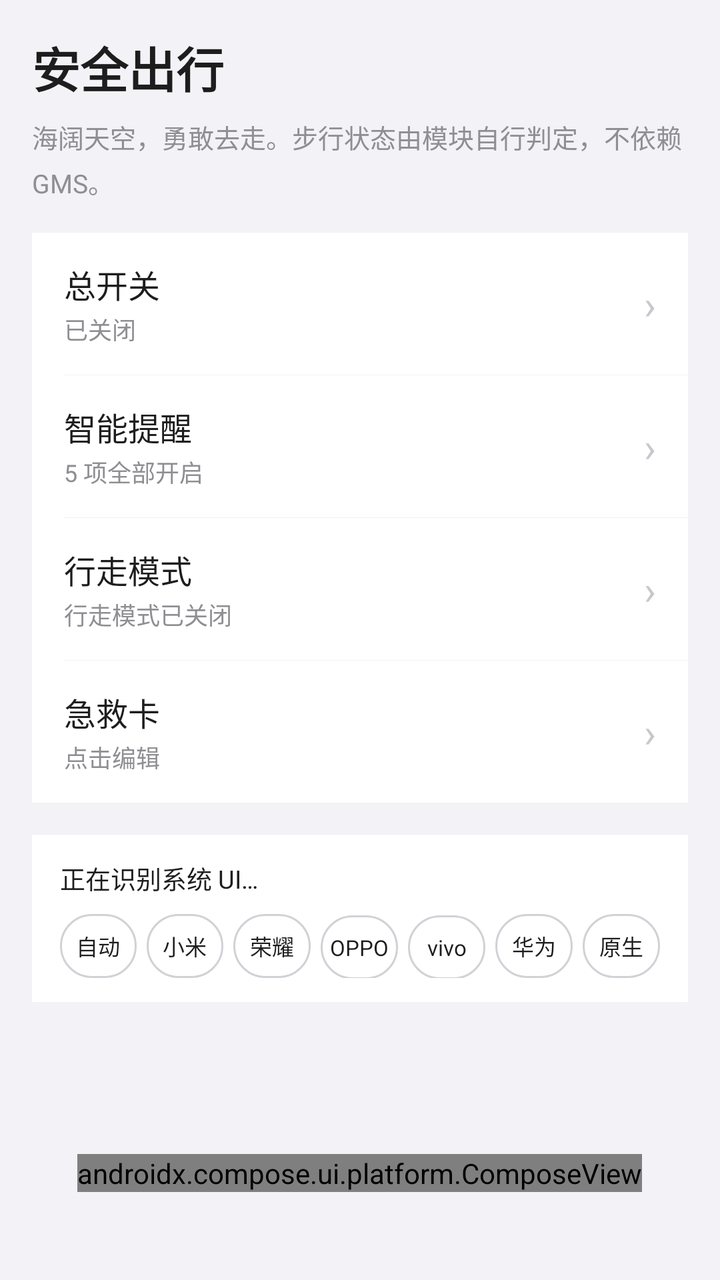
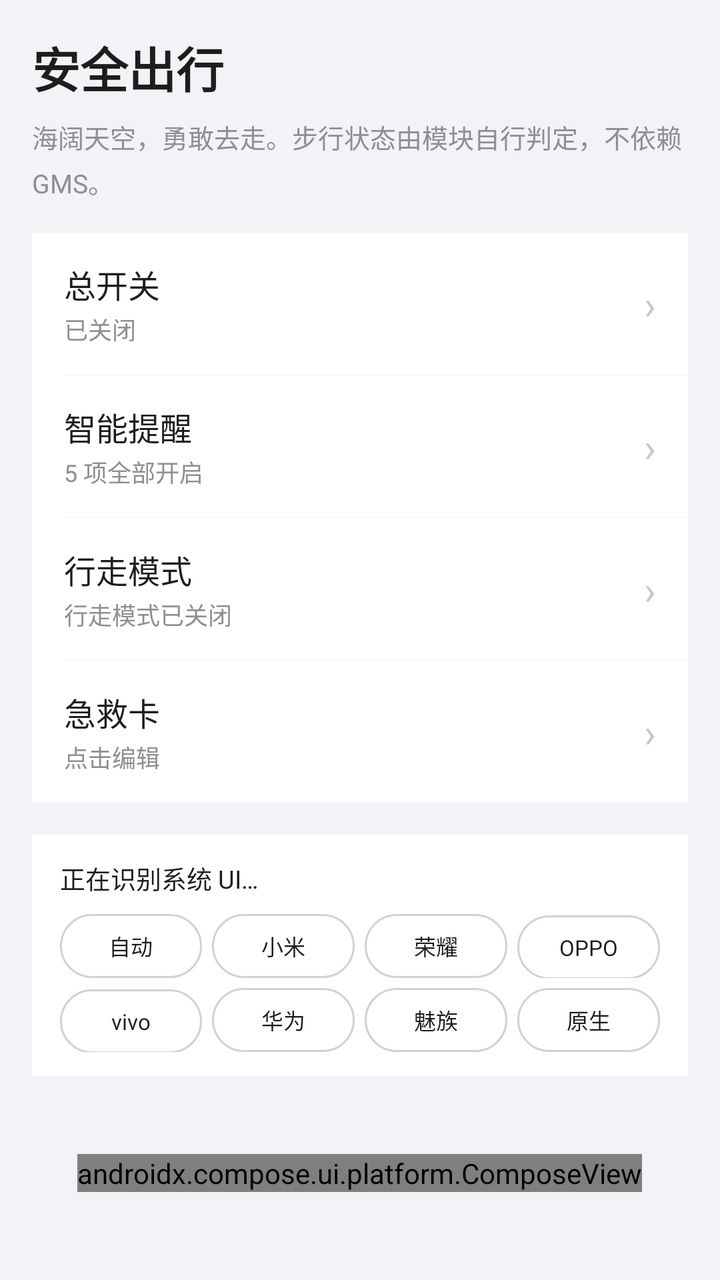

Compare the two renders of this Android layout. The source of the first and the diff that turns it into the second are given below.
<!-- AndroidManifest.xml: activity theme Theme.Safewalk -->
<!-- res/layout/activity_main.xml -->
<?xml version="1.0" encoding="utf-8"?>
<FrameLayout xmlns:android="http://schemas.android.com/apk/res/android"
    xmlns:app="http://schemas.android.com/apk/res-auto"
    android:layout_width="match_parent"
    android:layout_height="match_parent"
    android:background="@color/bg"
    android:fitsSystemWindows="true">

    <FrameLayout
        android:id="@+id/content_frame"
        android:layout_width="match_parent"
        android:layout_height="match_parent">

        
        <ScrollView
            android:id="@+id/page_settings"
            android:layout_width="match_parent"
            android:layout_height="match_parent"
            android:fillViewport="true"
            android:padding="16dp"
            android:paddingTop="40dp"
            android:paddingBottom="110dp">

            <LinearLayout
                android:layout_width="match_parent"
                android:layout_height="wrap_content"
                android:orientation="vertical">

                <TextView
                    android:layout_width="wrap_content"
                    android:layout_height="wrap_content"
                    android:text="安全出行"
                    android:textColor="@color/text_primary"
                    android:textSize="24sp"
                    android:textStyle="bold" />

                <TextView
                    android:layout_width="match_parent"
                    android:layout_height="wrap_content"
                    android:layout_marginTop="8dp"
                    android:text="海阔天空，勇敢去走。步行状态由模块自行判定，不依赖 GMS。"
                    android:lineSpacingExtra="4dp"
                    android:textColor="@color/text_hint"
                    android:textSize="13sp" />

                
                <LinearLayout
                    android:layout_width="match_parent"
                    android:layout_height="wrap_content"
                    android:layout_marginTop="16dp"
                    android:background="@color/card_bg"
                    android:orientation="vertical">

                    <LinearLayout
                        android:id="@+id/tile_enable"
                        android:layout_width="match_parent"
                        android:layout_height="wrap_content"
                        android:background="?android:attr/selectableItemBackground"
                        android:clickable="true"
                        android:focusable="true"
                        android:gravity="center_vertical"
                        android:orientation="horizontal"
                        android:paddingHorizontal="16dp"
                        android:paddingVertical="14dp">

                        <LinearLayout
                            android:layout_width="0dp"
                            android:layout_height="wrap_content"
                            android:layout_weight="1"
                            android:orientation="vertical">

                            <TextView
                                android:layout_width="wrap_content"
                                android:layout_height="wrap_content"
                                android:text="总开关"
                                android:textColor="@color/text_primary"
                                android:textSize="16sp" />

                            <TextView
                                android:id="@+id/tile_enable_status"
                                android:layout_width="match_parent"
                                android:layout_height="wrap_content"
                                android:layout_marginTop="2dp"
                                android:text="已关闭"
                                android:textColor="@color/text_hint"
                                android:textSize="12sp" />
                        </LinearLayout>

                        <TextView
                            android:layout_width="wrap_content"
                            android:layout_height="wrap_content"
                            android:text="›"
                            android:textColor="@color/chevron"
                            android:textSize="20sp" />
                    </LinearLayout>

                    <View
                        android:layout_width="match_parent"
                        android:layout_height="1px"
                        android:layout_marginLeft="16dp"
                        android:background="@color/bg" />

                    <LinearLayout
                        android:id="@+id/tile_smart"
                        android:layout_width="match_parent"
                        android:layout_height="wrap_content"
                        android:background="?android:attr/selectableItemBackground"
                        android:clickable="true"
                        android:focusable="true"
                        android:gravity="center_vertical"
                        android:orientation="horizontal"
                        android:paddingHorizontal="16dp"
                        android:paddingVertical="14dp">

                        <LinearLayout
                            android:layout_width="0dp"
                            android:layout_height="wrap_content"
                            android:layout_weight="1"
                            android:orientation="vertical">

                            <TextView
                                android:layout_width="wrap_content"
                                android:layout_height="wrap_content"
                                android:text="智能提醒"
                                android:textColor="@color/text_primary"
                                android:textSize="16sp" />

                            <TextView
                                android:id="@+id/tile_smart_status"
                                android:layout_width="match_parent"
                                android:layout_height="wrap_content"
                                android:layout_marginTop="2dp"
                                android:text="5 项全部开启"
                                android:textColor="@color/text_hint"
                                android:textSize="12sp" />
                        </LinearLayout>

                        <TextView
                            android:layout_width="wrap_content"
                            android:layout_height="wrap_content"
                            android:text="›"
                            android:textColor="@color/chevron"
                            android:textSize="20sp" />
                    </LinearLayout>

                    <View
                        android:layout_width="match_parent"
                        android:layout_height="1px"
                        android:layout_marginLeft="16dp"
                        android:background="@color/bg" />

                    <LinearLayout
                        android:id="@+id/tile_walk"
                        android:layout_width="match_parent"
                        android:layout_height="wrap_content"
                        android:background="?android:attr/selectableItemBackground"
                        android:clickable="true"
                        android:focusable="true"
                        android:gravity="center_vertical"
                        android:orientation="horizontal"
                        android:paddingHorizontal="16dp"
                        android:paddingVertical="14dp">

                        <LinearLayout
                            android:layout_width="0dp"
                            android:layout_height="wrap_content"
                            android:layout_weight="1"
                            android:orientation="vertical">

                            <TextView
                                android:layout_width="wrap_content"
                                android:layout_height="wrap_content"
                                android:text="行走模式"
                                android:textColor="@color/text_primary"
                                android:textSize="16sp" />

                            <TextView
                                android:id="@+id/tile_walk_status"
                                android:layout_width="match_parent"
                                android:layout_height="wrap_content"
                                android:layout_marginTop="2dp"
                                android:text="行走模式已关闭"
                                android:textColor="@color/text_hint"
                                android:textSize="12sp" />
                        </LinearLayout>

                        <TextView
                            android:layout_width="wrap_content"
                            android:layout_height="wrap_content"
                            android:text="›"
                            android:textColor="@color/chevron"
                            android:textSize="20sp" />
                    </LinearLayout>

                    <View
                        android:layout_width="match_parent"
                        android:layout_height="1px"
                        android:layout_marginLeft="16dp"
                        android:background="@color/bg" />

                    <LinearLayout
                        android:id="@+id/tile_emergency"
                        android:layout_width="match_parent"
                        android:layout_height="wrap_content"
                        android:background="?android:attr/selectableItemBackground"
                        android:clickable="true"
                        android:focusable="true"
                        android:gravity="center_vertical"
                        android:orientation="horizontal"
                        android:paddingHorizontal="16dp"
                        android:paddingVertical="14dp">

                        <LinearLayout
                            android:layout_width="0dp"
                            android:layout_height="wrap_content"
                            android:layout_weight="1"
                            android:orientation="vertical">

                            <TextView
                                android:layout_width="wrap_content"
                                android:layout_height="wrap_content"
                                android:text="急救卡"
                                android:textColor="@color/text_primary"
                                android:textSize="16sp" />

                            <TextView
                                android:id="@+id/tile_emergency_status"
                                android:layout_width="match_parent"
                                android:layout_height="wrap_content"
                                android:layout_marginTop="2dp"
                                android:text="点击编辑"
                                android:textColor="@color/text_hint"
                                android:textSize="12sp" />
                        </LinearLayout>

                        <TextView
                            android:layout_width="wrap_content"
                            android:layout_height="wrap_content"
                            android:text="›"
                            android:textColor="@color/chevron"
                            android:textSize="20sp" />
                    </LinearLayout>

                </LinearLayout>

                
                <LinearLayout
                    android:layout_width="match_parent"
                    android:layout_height="wrap_content"
                    android:layout_marginTop="16dp"
                    android:background="@color/card_bg"
                    android:orientation="vertical"
                    android:paddingLeft="14dp"
                    android:paddingRight="14dp"
                    android:paddingTop="12dp"
                    android:paddingBottom="12dp">

                    <TextView
                        android:id="@+id/tv_rom_caption"
                        android:layout_width="match_parent"
                        android:layout_height="wrap_content"
                        android:maxLines="1"
                        android:ellipsize="end"
                        android:text="正在识别系统 UI…"
                        android:textColor="@color/text_primary"
                        android:textSize="12.5sp" />

                    <LinearLayout
                        android:layout_width="match_parent"
                        android:layout_height="wrap_content"
                        android:layout_marginTop="9dp"
                        android:orientation="horizontal">

                        <TextView
                            android:id="@+id/chip_rom_auto"
                            style="@style/RomChip"
                            android:text="自动" />

                        <TextView
                            android:id="@+id/chip_rom_hyperos"
                            style="@style/RomChip"
                            android:layout_marginStart="5dp"
                            android:text="小米" />

                        <TextView
                            android:id="@+id/chip_rom_magicos"
                            style="@style/RomChip"
                            android:layout_marginStart="5dp"
                            android:text="荣耀" />

                        <TextView
                            android:id="@+id/chip_rom_coloros"
                            style="@style/RomChip"
                            android:layout_marginStart="5dp"
                            android:text="OPPO" />

                        <TextView
                            android:id="@+id/chip_rom_originos"
                            style="@style/RomChip"
                            android:layout_marginStart="5dp"
                            android:text="vivo" />

                        <TextView
                            android:id="@+id/chip_rom_harmonyos"
                            style="@style/RomChip"
                            android:layout_marginStart="5dp"
                            android:text="华为" />

                        <TextView
                            android:id="@+id/chip_rom_aosp"
                            style="@style/RomChip"
                            android:layout_marginStart="5dp"
                            android:text="原生" />
                    </LinearLayout>
                </LinearLayout>

            </LinearLayout>
        </ScrollView>

        
        <ScrollView
            android:id="@+id/page_about"
            android:layout_width="match_parent"
            android:layout_height="match_parent"
            android:background="@color/bg"
            android:fillViewport="true"
            android:padding="16dp"
            android:paddingTop="40dp"
            android:paddingBottom="110dp"
            android:visibility="gone">

            <LinearLayout
                android:layout_width="match_parent"
                android:layout_height="wrap_content"
                android:orientation="vertical">

                <TextView
                    android:id="@+id/tv_about_title"
                    android:layout_width="wrap_content"
                    android:layout_height="wrap_content"
                    android:text="关于"
                    android:textColor="@color/text_primary"
                    android:textSize="24sp"
                    android:textStyle="bold" />

                <TextView
                    android:id="@+id/tv_about_subtitle"
                    android:layout_width="match_parent"
                    android:layout_height="wrap_content"
                    android:layout_marginTop="8dp"
                    android:text="安全出行 · LSPosed 模块"
                    android:textColor="@color/text_hint"
                    android:textSize="13sp" />

                <TextView
                    android:layout_width="match_parent"
                    android:layout_height="wrap_content"
                    android:layout_marginTop="4dp"
                    android:lineSpacingExtra="4dp"
                    android:text="多少次 迎着冷眼与嘲笑，从没有放弃过心中的理想"
                    android:textColor="@color/text_hint"
                    android:textSize="13sp"
                    android:textStyle="italic" />

                
                <LinearLayout
                    android:layout_width="match_parent"
                    android:layout_height="wrap_content"
                    android:layout_marginTop="16dp"
                    android:background="@color/card_bg"
                    android:orientation="vertical">

                    <LinearLayout
                        android:id="@+id/btn_permissions"
                        style="@style/RowStyle">

                        <TextView
                            style="@style/RowTitle"
                            android:layout_width="0dp"
                            android:layout_weight="1"
                            android:text="权限与无障碍" />

                        <TextView
                            style="@style/RowChevron" />
                    </LinearLayout>

                    <View style="@style/RowDivider" />

                    <LinearLayout
                        android:id="@+id/btn_github"
                        style="@style/RowStyle">

                        <TextView
                            style="@style/RowTitle"
                            android:layout_width="0dp"
                            android:layout_weight="1"
                            android:text="项目地址" />

                        <TextView
                            style="@style/RowChevron" />
                    </LinearLayout>

                    <View style="@style/RowDivider" />

                    <LinearLayout
                        android:id="@+id/btn_credits"
                        style="@style/RowStyle">

                        <TextView
                            style="@style/RowTitle"
                            android:layout_width="0dp"
                            android:layout_weight="1"
                            android:text="致敬名单" />

                        <TextView
                            style="@style/RowChevron" />
                    </LinearLayout>

                    <View style="@style/RowDivider" />

                    <LinearLayout
                        android:id="@+id/btn_thanks"
                        style="@style/RowStyle">

                        <TextView
                            style="@style/RowTitle"
                            android:layout_width="0dp"
                            android:layout_weight="1"
                            android:text="感谢名单" />

                        <TextView
                            style="@style/RowChevron" />
                    </LinearLayout>

                    <View style="@style/RowDivider" />

                    <LinearLayout
                        android:id="@+id/btn_donate"
                        style="@style/RowStyle">

                        <TextView
                            style="@style/RowTitle"
                            android:layout_width="0dp"
                            android:layout_weight="1"
                            android:text="支持捐赠" />

                        <TextView
                            style="@style/RowChevron" />
                    </LinearLayout>

                </LinearLayout>

                
                <LinearLayout
                    android:id="@+id/btn_toggle_log"
                    style="@style/RowStyle"
                    android:layout_marginTop="16dp"
                    android:background="@color/card_bg">

                    <TextView
                        android:id="@+id/tv_toggle_log"
                        style="@style/RowTitle"
                        android:layout_weight="1"
                        android:text="诊断日志：开" />

                    <TextView
                        style="@style/RowChevron" />
                </LinearLayout>

                
                <LinearLayout
                    android:id="@+id/btn_lab"
                    style="@style/RowStyle"
                    android:layout_marginTop="16dp"
                    android:background="@color/card_bg">

                    <TextView
                        style="@style/RowTitle"
                        android:layout_weight="1"
                        android:text="功能实验区"
                        android:textColor="@color/accent_warn" />

                    <TextView
                        style="@style/RowHint"
                        android:text="长按进入" />
                </LinearLayout>

            </LinearLayout>
        </ScrollView>

    </FrameLayout>

    
    <LinearLayout
        android:layout_width="wrap_content"
        android:layout_height="wrap_content"
        android:layout_gravity="bottom|center_horizontal"
        android:layout_marginBottom="44dp"
        android:gravity="center"
        android:orientation="horizontal">

        <androidx.compose.ui.platform.ComposeView
            android:id="@+id/compose_nav"
            android:layout_width="wrap_content"
            android:layout_height="wrap_content" />

    </LinearLayout>

</FrameLayout>
<!-- resources referenced by this layout -->
<resources>
  <color name="accent_warn">#FF9500</color>
  <color name="bg">#F2F2F7</color>
  <color name="card_bg">#FFFFFF</color>
  <color name="chevron">#C7C7CC</color>
  <color name="text_hint">#8E8E93</color>
  <color name="text_primary">#1D1D1D</color>
  <style name="RomChip">
          <item name="android:layout_width">0dp</item>
          <item name="android:layout_height">32dp</item>
          <item name="android:layout_weight">1</item>
          <item name="android:background">@drawable/bg_choice_chip</item>
          <item name="android:gravity">center</item>
          <item name="android:maxLines">1</item>
          <item name="android:paddingLeft">0dp</item>
          <item name="android:paddingRight">0dp</item>
          <item name="android:textColor">@color/text_primary</item>
          <item name="android:autoSizeTextType">uniform</item>
          <item name="android:autoSizeMaxTextSize">11sp</item>
          <item name="android:autoSizeMinTextSize">7sp</item>
          <item name="android:autoSizeStepGranularity">0.5sp</item>
      </style>
  <style name="RowChevron">
          <item name="android:layout_width">wrap_content</item>
          <item name="android:layout_height">wrap_content</item>
          <item name="android:text">›</item>
          <item name="android:textColor">@color/chevron</item>
          <item name="android:textSize">20sp</item>
      </style>
  <style name="RowDivider">
          <item name="android:layout_width">match_parent</item>
          <item name="android:layout_height">1px</item>
          <item name="android:layout_marginLeft">16dp</item>
          <item name="android:background">@color/divider</item>
      </style>
  <style name="RowHint">
          <item name="android:layout_width">wrap_content</item>
          <item name="android:layout_height">wrap_content</item>
          <item name="android:textColor">@color/text_hint</item>
          <item name="android:textSize">13sp</item>
      </style>
  <style name="RowStyle">
          <item name="android:layout_width">match_parent</item>
          <item name="android:layout_height">wrap_content</item>
          <item name="android:orientation">horizontal</item>
          <item name="android:gravity">center_vertical</item>
          <item name="android:paddingLeft">16dp</item>
          <item name="android:paddingRight">16dp</item>
          <item name="android:paddingTop">14dp</item>
          <item name="android:paddingBottom">14dp</item>
          <item name="android:background">?android:attr/selectableItemBackground</item>
          <item name="android:clickable">true</item>
          <item name="android:focusable">true</item>
      </style>
  <style name="RowTitle">
          <item name="android:layout_width">wrap_content</item>
          <item name="android:layout_height">wrap_content</item>
          <item name="android:textColor">@color/text_primary</item>
          <item name="android:textSize">16sp</item>
      </style>
  <!-- drawable bg_choice_chip (drawable) -->
  <?xml version="1.0" encoding="utf-8"?>
  <shape xmlns:android="http://schemas.android.com/apk/res/android"
      android:shape="rectangle">
      <solid android:color="@android:color/transparent" />
      <stroke
          android:width="1dp"
          android:color="@color/chip_stroke" />
      <corners android:radius="18dp" />
  </shape>
  <color name="divider">#E5E5EA</color>
  <color name="primary">#007AFF</color>
  <color name="chip_stroke">#D1D1D6</color>
  <!-- unchanged entries left out for length: 1 -->
</resources>

<!-- the commit's change to res/layout/activity_main.xml (unified diff, before → after) -->
@@ -265,6 +265,7 @@
                         android:textColor="@color/text_primary"
                         android:textSize="12.5sp" />
 
+                    
                     <LinearLayout
                         android:layout_width="match_parent"
                         android:layout_height="wrap_content"
@@ -293,11 +294,17 @@
                             style="@style/RomChip"
                             android:layout_marginStart="5dp"
                             android:text="OPPO" />
+                    </LinearLayout>
+
+                    <LinearLayout
+                        android:layout_width="match_parent"
+                        android:layout_height="wrap_content"
+                        android:layout_marginTop="5dp"
+                        android:orientation="horizontal">
 
                         <TextView
                             android:id="@+id/chip_rom_originos"
                             style="@style/RomChip"
-                            android:layout_marginStart="5dp"
                             android:text="vivo" />
 
                         <TextView
@@ -305,6 +312,12 @@
                             style="@style/RomChip"
                             android:layout_marginStart="5dp"
                             android:text="华为" />
+
+                        <TextView
+                            android:id="@+id/chip_rom_flyme"
+                            style="@style/RomChip"
+                            android:layout_marginStart="5dp"
+                            android:text="魅族" />
 
                         <TextView
                             android:id="@+id/chip_rom_aosp"
